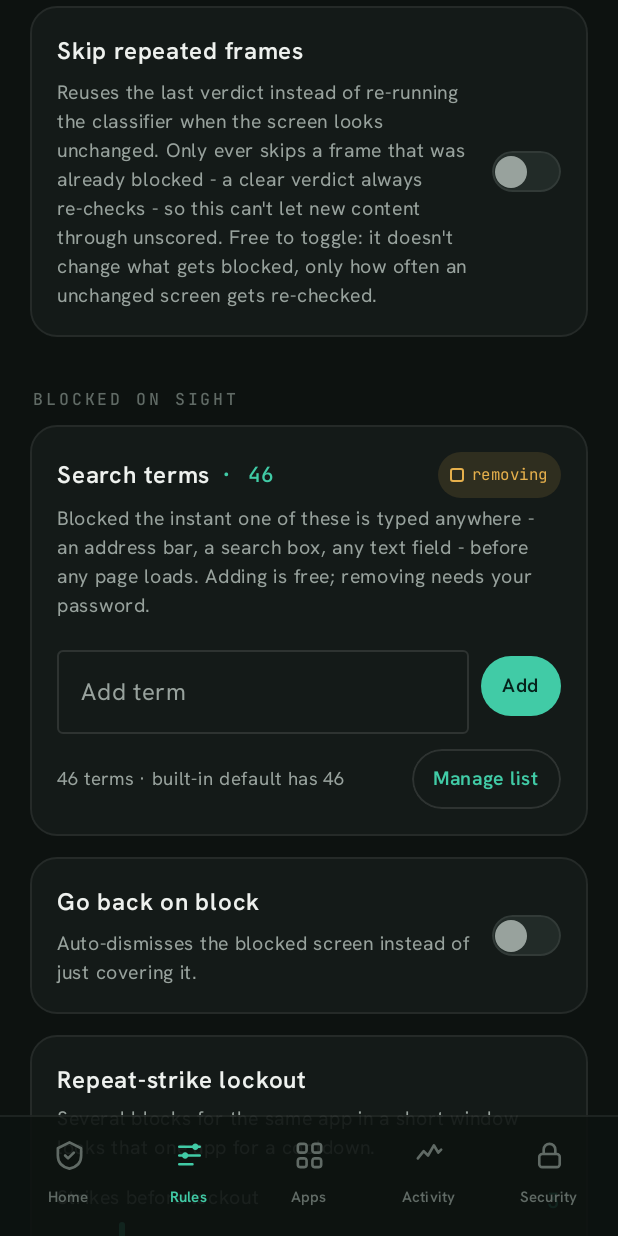
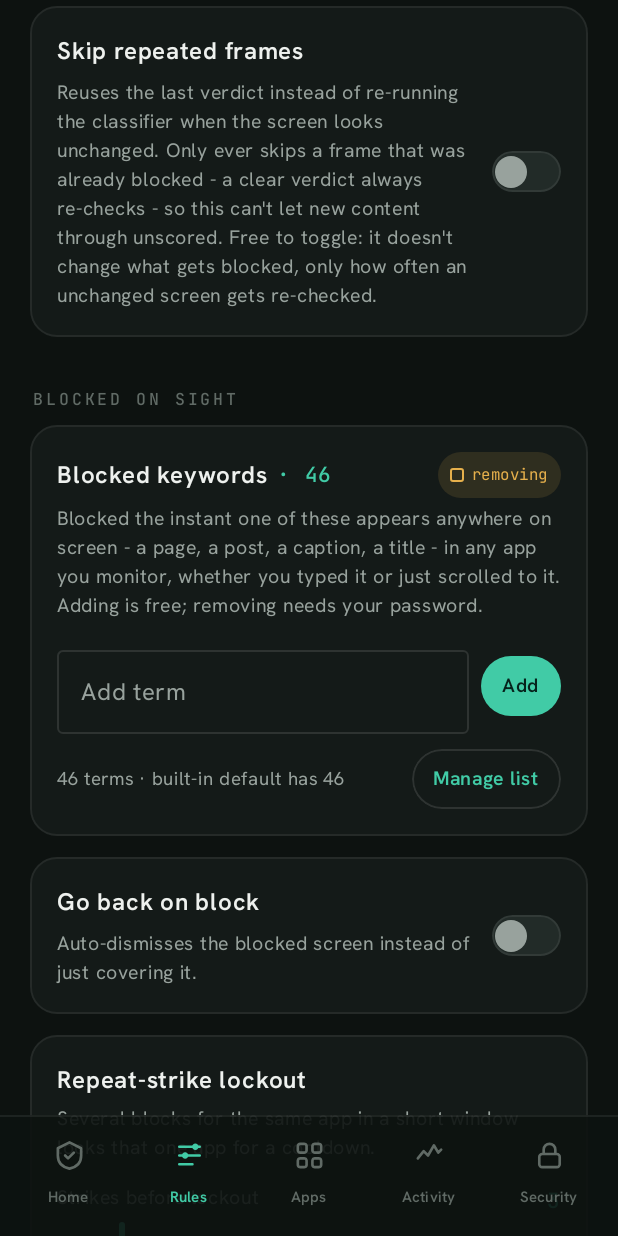
Before and after one commit to yl1nbjaww6741-Org/guard, an Android app built with Jetpack Compose: the screen it shows after launch (SettingsActivity), item 2 of the bottom bar chosen, scrolled down 576 dp, on a phone screen of 412 x 824 dp. Run offline under Robolectric (Android 15) with nearby library versions, the phone set to English and light mode, and no system bars.

Commit message:
Match explicit keywords against rendered on-screen text, not typed input
Replaces gate 4b's input-field-only matching with whole-page text
matching, on explicit request: catch content reached by tapping a link or
thumbnail, or scrolling into it, not just what's typed into a search box.

- KeywordBlocklist now matches the full EXPLICIT_KEYWORDS list against
  NodeScanResult.visibleText (every visible node's text/contentDescription,
  the same field IncognitoDetector's content-check already uses) instead
  of a dedicated inputFieldText source.
- Removed inputFieldText entirely from NodeInspector - the
  findFocus(FOCUS_INPUT) lookup and the walk's isEditable branch it was
  built from - since nothing else consumed it and a superset of what it
  caught is covered by matching visibleText directly (an editable node's
  displayed text is part of the ordinary visible-node text collection like
  any other on-screen text).
- Kept the app-wide scope (not restricted to
  IncognitoDetector.BROWSER_PACKAGES) and the typeViewTextChanged
  accessibility event from the last two changes - both still apply
  directly to this design.

This is a deliberate, informed trade of precision for coverage: matching
whole-page text against the full (not just high-precision-subset) keyword
list is the same shape of change that already caused two real false-positive
incidents in this codebase's history (see SETUP.md - Chrome fully blocked
on ordinary browsing; gate 4b itself went through this exact whole-page ->
input-field-only narrowing once already, for the same reason). Accepted
here on explicit direction, with the existing GATE4B_KEYWORD_BLOCKED
keyword="..." logging as the primary safety net - any false positive is a
direct lookup (which term, which app) rather than a re-investigation, and
PrefsRepository.getExplicitKeywords()'s existing edit/remove/reset UI is
the accepted escape hatch for a term that turns out to be too broad.

Also renamed the Rules tab's "Search terms" card to "Blocked keywords"
and updated its hint text, since the mechanism it describes is no longer
about typing.

Verified with ./gradlew assembleDebug.

```diff
--- a/app/src/main/kotlin/com/contentguard/app/ui/tabs/RulesTab.kt
+++ b/app/src/main/kotlin/com/contentguard/app/ui/tabs/RulesTab.kt
@@ -199,15 +199,16 @@ fun RulesTab(prefs: PrefsRepository, applyOrChallenge: GateChallenge) {
             CGCard {
                 Row(modifier = Modifier.fillMaxWidth(), horizontalArrangement = Arrangement.SpaceBetween, verticalAlignment = Alignment.CenterVertically) {
                     Row(verticalAlignment = Alignment.CenterVertically) {
-                        CGLabel("Search terms")
+                        CGLabel("Blocked keywords")
                         Spacer(modifier = Modifier.width(6.dp))
                         CGVal("· ${explicitKeywords.size}")
                     }
                     CGGateChip("removing")
                 }
                 CGHint(
-                    "Blocked the instant one of these is typed anywhere - an address bar, a search " +
-                        "box, any text field - before any page loads. Adding is free; removing needs your password.",
+                    "Blocked the instant one of these appears anywhere on screen - a page, a post, a " +
+                        "caption, a title - in any app you monitor, whether you typed it or just scrolled " +
+                        "to it. Adding is free; removing needs your password.",
                 )
                 KeywordManager(
                     keywords = explicitKeywords,
```
Also changed, not shown: app/src/main/kotlin/com/contentguard/app/detect/KeywordBlocklist.kt (+34 -22 lines), app/src/main/kotlin/com/contentguard/app/detect/NodeInspector.kt (+19 -64 lines), app/src/main/kotlin/com/contentguard/app/scope/PrefsRepository.kt (+4 -4 lines), app/src/main/kotlin/com/contentguard/app/service/ContentGuardService.kt (+22 -25 lines), app/src/main/res/xml/accessibility_service_config.xml (+8 -4 lines), 1 other file.
